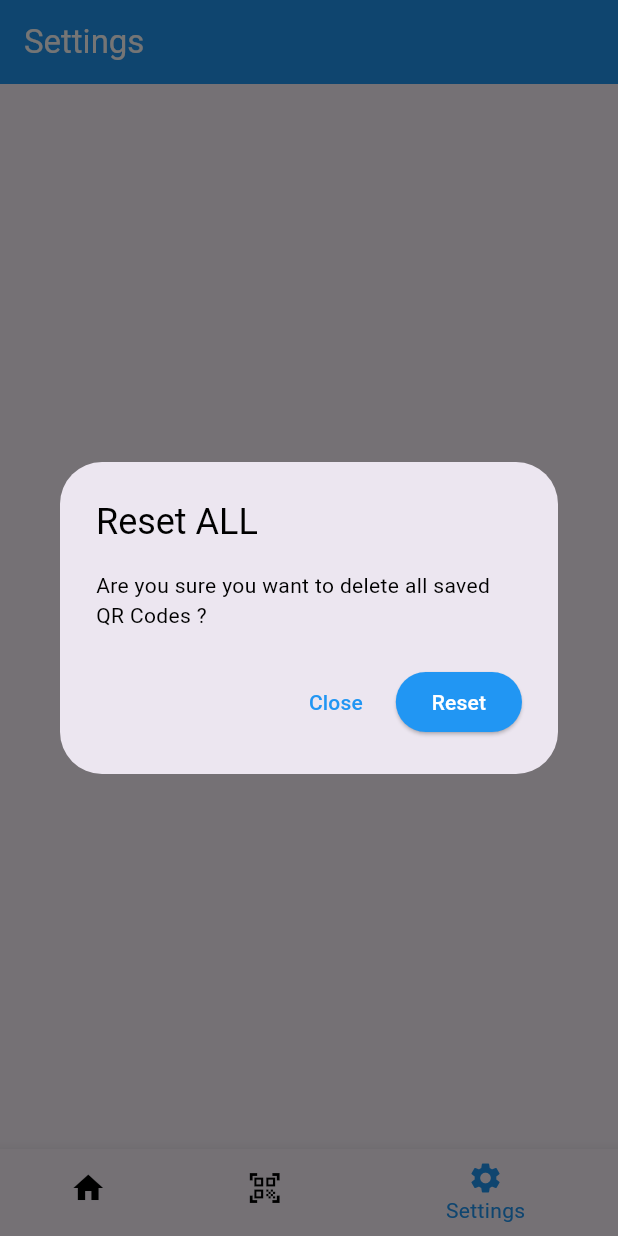
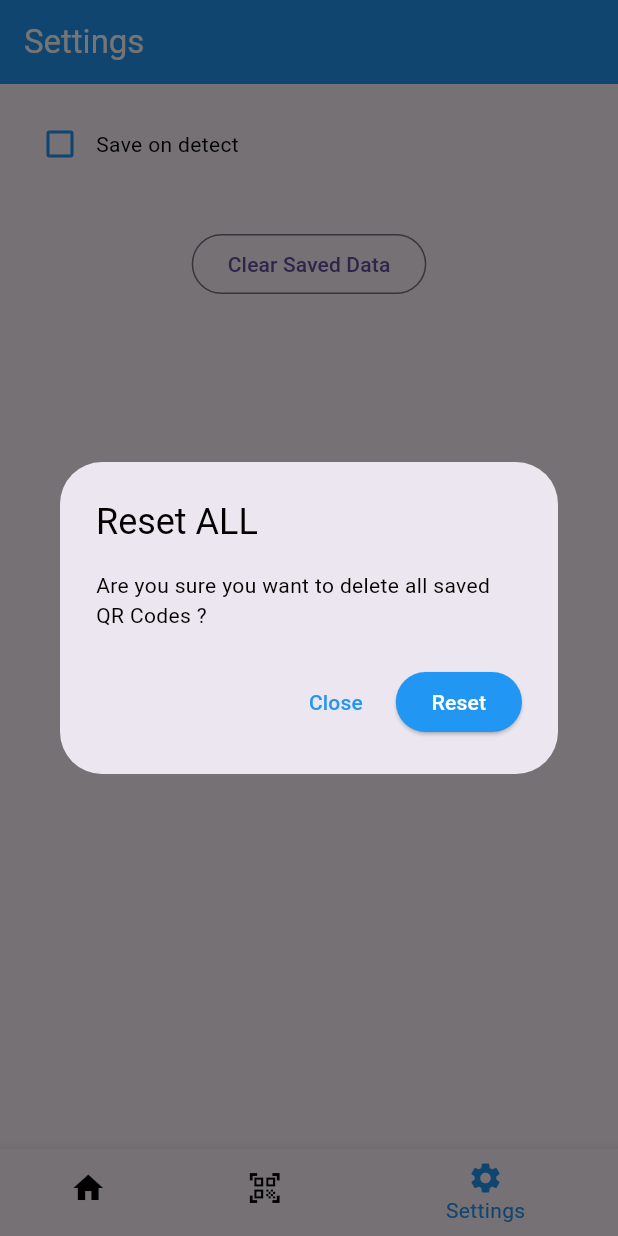
Before and after one commit to KendallRey/qr-scanner-flutter, a Flutter app: the SettingsScreenWidget screen opened by its route, after a tap on "Clear Saved Data", on a phone screen of 412 x 824 dp. Run offline on Flutter 3.47's test engine with Material 3 defaults, Android fonts, the phone set to English and light mode, and no system bars; our stand-ins replace flutter_dotenv, go_router, hive, shared_preferences; missing offline and left inert: mobile_scanner; accounts and stored records are empty.

Commit message:
SETTINGS - added initial option to save

```diff
--- a/lib/app/core/constants/constants.dart
+++ b/lib/app/core/constants/constants.dart
@@ -1,3 +1,5 @@
 class Constants {
   static String hiveBox = '@qr-scanner-box';
+
+  static String settingsSaveOnDetect = 'saveOnDetect';
 }
--- /dev/null
+++ b/lib/app/core/widgets/checkbox_form.dart
@@ -0,0 +1,24 @@
+import 'package:flutter/material.dart';
+
+class CheckboxForm extends StatelessWidget {
+  final bool value;
+  final ValueChanged<bool?>? onChanged;
+  final VoidCallback? onTap;
+  final String label;
+  const CheckboxForm(
+      {super.key,
+      required this.value,
+      this.onChanged,
+      required this.label,
+      this.onTap});
+
+  @override
+  Widget build(BuildContext context) {
+    return GestureDetector(
+      onTap: onTap,
+      child: Row(
+        children: [Checkbox(value: value, onChanged: onChanged), Text(label)],
+      ),
+    );
+  }
+}
--- a/lib/features/settings/presentation/settings_screen.dart
+++ b/lib/features/settings/presentation/settings_screen.dart
@@ -1,6 +1,9 @@
 import 'package:flutter/material.dart';
 import 'package:go_router/go_router.dart';
+import 'package:qr_scanner/app/core/constants/constants.dart';
+import 'package:qr_scanner/app/core/widgets/checkbox_form.dart';
 import 'package:qr_scanner/app/services/scan_item_service.dart';
+import 'package:shared_preferences/shared_preferences.dart';
 
 class SettingsScreenWidget extends StatefulWidget {
   const SettingsScreenWidget({super.key});
@@ -10,6 +13,34 @@ class SettingsScreenWidget extends StatefulWidget {
 }
 
 class _SettingsScreenWidgetState extends State<SettingsScreenWidget> {
+  bool saveOnDetect = false;
+
+  @override
+  void initState() {
+    super.initState();
+    _loadRememberedSettings();
+  }
+
+  // Load remembered settings
+  Future<void> _loadRememberedSettings() async {
+    final preferences = await SharedPreferences.getInstance();
+    final settingsSaveOnDetect =
+        preferences.getBool(Constants.settingsSaveOnDetect) ?? false;
+
+    setState(() {
+      saveOnDetect = settingsSaveOnDetect;
+    });
+  }
+
+  void _onTapSaveOnDetect() async {
+    final preferences = await SharedPreferences.getInstance();
+    final newValue = !saveOnDetect;
+    setState(() {
+      saveOnDetect = newValue;
+    });
+    preferences.setBool(Constants.settingsSaveOnDetect, newValue);
+  }
+
   void _handleFlushHive() {
     if (mounted) {
       context.pop(true);
@@ -43,9 +74,23 @@ class _SettingsScreenWidgetState extends State<SettingsScreenWidget> {
 
   @override
   Widget build(BuildContext context) {
-    return Center(
-      child: OutlinedButton(
-          onPressed: _showDeleteAllDialog, child: Text('Clear Saved Data')),
-    );
+    return Padding(
+        padding: EdgeInsets.all(16),
+        child: Column(
+          children: [
+            Column(
+              children: [
+                CheckboxForm(
+                    value: saveOnDetect,
+                    label: "Save on detect",
+                    onTap: _onTapSaveOnDetect),
+              ],
+            ),
+            SizedBox(height: 32),
+            OutlinedButton(
+                onPressed: _showDeleteAllDialog,
+                child: Text('Clear Saved Data')),
+          ],
+        ));
   }
 }
```
